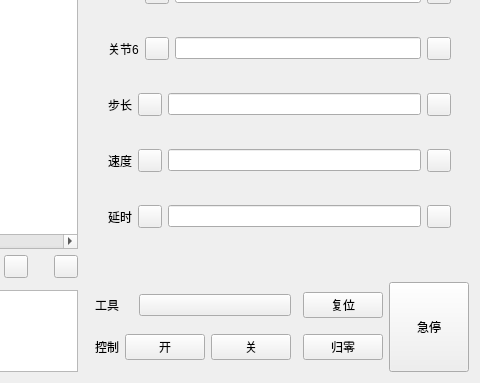
First picture: the form in ui/teach_page.ui, repository CoreJK/blinx_robot_arm_control, before the edit; both pictures show x 805 to 1285 and y 305 to 688 of the 1285 by 688 pixel window.
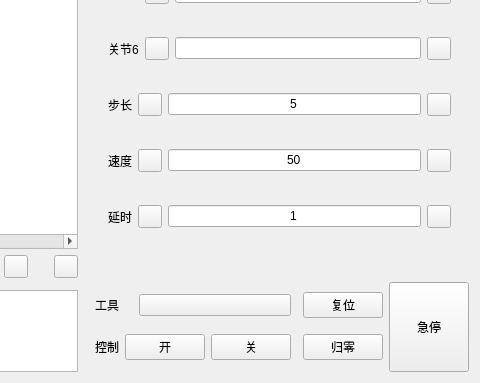
Second picture: the form after the edit. The open tabs and pages were chosen to show the change. Icons and pictures are not drawn. Custom widgets are drawn as their Qt base class.

Patch:
```diff
--- a/ui/teach_page.ui
+++ b/ui/teach_page.ui
@@ -438,7 +438,14 @@
                    <widget class="ToolButton" name="JointStepSubButton"/>
                   </item>
                   <item>
-                   <widget class="LineEdit" name="JointStepEdit"/>
+                   <widget class="LineEdit" name="JointStepEdit">
+                    <property name="text">
+                     <string>5</string>
+                    </property>
+                    <property name="alignment">
+                     <set>Qt::AlignCenter</set>
+                    </property>
+                   </widget>
                   </item>
                   <item>
                    <widget class="ToolButton" name="JointStepAddButton"/>
@@ -458,7 +465,14 @@
                    <widget class="ToolButton" name="JointSpeedDecButton"/>
                   </item>
                   <item>
-                   <widget class="LineEdit" name="JointSpeedEdit"/>
+                   <widget class="LineEdit" name="JointSpeedEdit">
+                    <property name="text">
+                     <string>50</string>
+                    </property>
+                    <property name="alignment">
+                     <set>Qt::AlignCenter</set>
+                    </property>
+                   </widget>
                   </item>
                   <item>
                    <widget class="ToolButton" name="JointSpeedUpButton"/>
@@ -478,7 +492,14 @@
                    <widget class="ToolButton" name="JointDelayTimeSubButton"/>
                   </item>
                   <item>
-                   <widget class="LineEdit" name="JointDelayTimeEdit"/>
+                   <widget class="LineEdit" name="JointDelayTimeEdit">
+                    <property name="text">
+                     <string>1</string>
+                    </property>
+                    <property name="alignment">
+                     <set>Qt::AlignCenter</set>
+                    </property>
+                   </widget>
                   </item>
                   <item>
                    <widget class="ToolButton" name="JointDelayTimeAddButton"/>
```
Left out of the diff: 56 changed lines with no effect on the pictures.
